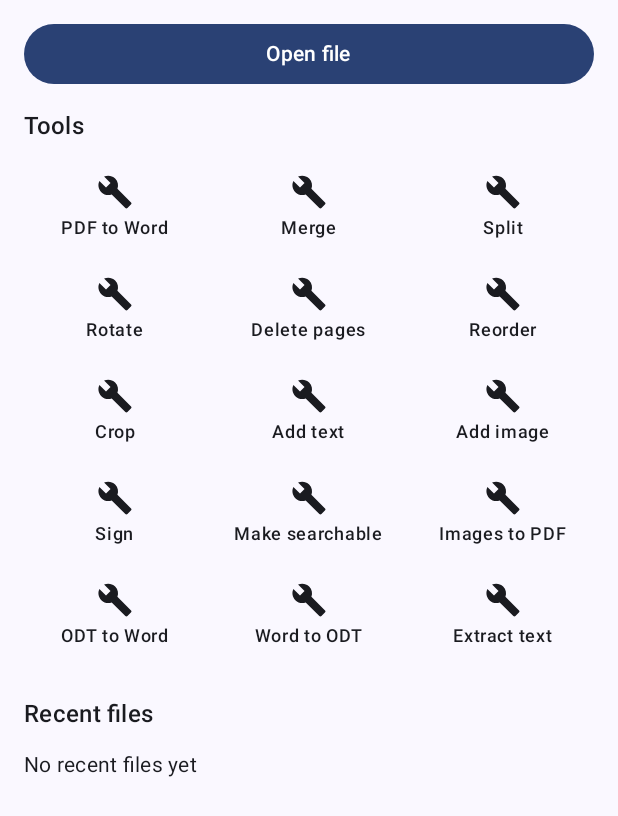
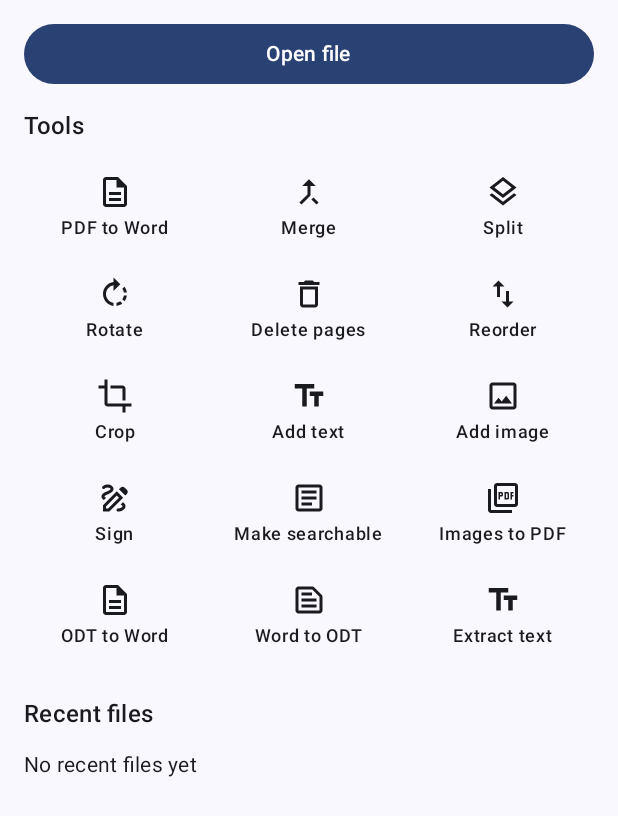
Before and after one commit to Emmanue707/docapp, an Android app built with Jetpack Compose: the screen it shows after launch (MainActivity), after a tap on "Merge", on a phone screen of 412 x 824 dp. Shown: the top 816 px of the screen. Run offline under Robolectric (Android 15) with nearby library versions, the phone set to English and light mode, and no system bars; libraries missing offline, so code that uses them is left out: com.sun.jna; 1 statement that could not run was skipped.

Commit message:
android tool icons and home polish

```diff
--- a/apps/android/app/src/main/kotlin/com/waghitech/docapp/DocappRoot.kt
+++ b/apps/android/app/src/main/kotlin/com/waghitech/docapp/DocappRoot.kt
@@ -474,6 +474,7 @@ fun DocappRoot(onPersistUri: (Uri) -> Unit) {
                         onOpen = { openDoc.launch(arrayOf("application/pdf", "image/*", "*/*")) },
                         onRecent = { entry -> openUri(Uri.parse(entry.uri)) },
                         onTool = { startHomeTool(it) },
+                        working = busy,
                     )
                 Screen.Viewer -> {
                     val file = workFile
--- a/apps/android/app/src/main/kotlin/com/waghitech/docapp/ui/HomeScreen.kt
+++ b/apps/android/app/src/main/kotlin/com/waghitech/docapp/ui/HomeScreen.kt
@@ -14,6 +14,7 @@ import androidx.compose.foundation.lazy.grid.LazyVerticalGrid
 import androidx.compose.foundation.lazy.grid.items
 import androidx.compose.foundation.lazy.items
 import androidx.compose.material3.Button
+import androidx.compose.material3.CircularProgressIndicator
 import androidx.compose.material3.Icon
 import androidx.compose.material3.MaterialTheme
 import androidx.compose.material3.Text
@@ -21,7 +22,6 @@ import androidx.compose.runtime.Composable
 import androidx.compose.ui.Alignment
 import androidx.compose.ui.Modifier
 import androidx.compose.ui.platform.testTag
-import androidx.compose.ui.res.painterResource
 import androidx.compose.ui.res.stringResource
 import androidx.compose.ui.semantics.contentDescription
 import androidx.compose.ui.semantics.semantics
@@ -37,13 +37,17 @@ fun HomeScreen(
     onOpen: () -> Unit,
     onRecent: (RecentEntry) -> Unit,
     onTool: (DocTool) -> Unit,
+    working: Boolean = false,
 ) {
     Column(
         modifier = Modifier.fillMaxSize().padding(horizontal = 16.dp, vertical = 12.dp),
         verticalArrangement = Arrangement.spacedBy(12.dp),
     ) {
-        Button(onClick = onOpen, modifier = Modifier.fillMaxWidth()) {
+        Button(onClick = onOpen, modifier = Modifier.fillMaxWidth(), enabled = !working) {
             Text(stringResource(R.string.open_file))
+        }
+        if (working) {
+            CircularProgressIndicator(modifier = Modifier.padding(vertical = 4.dp))
         }
         Text(stringResource(R.string.tools_home), style = MaterialTheme.typography.titleMedium)
         LazyVerticalGrid(
@@ -59,17 +63,22 @@ fun HomeScreen(
                     modifier =
                         Modifier
                             .fillMaxWidth()
-                            .clickable { onTool(tool) }
+                            .clickable(enabled = !working) { onTool(tool) }
                             .padding(8.dp)
                             .testTag(ToolMime.testTag(tool))
                             .semantics { contentDescription = label },
                     horizontalAlignment = Alignment.CenterHorizontally,
                 ) {
                     Icon(
-                        painter = painterResource(R.drawable.ic_tools),
+                        imageVector = toolIcon(tool),
                         contentDescription = null,
                     )
-                    Text(label, modifier = Modifier.padding(top = 4.dp), style = MaterialTheme.typography.labelMedium)
+                    Text(
+                        label,
+                        modifier = Modifier.padding(top = 4.dp),
+                        style = MaterialTheme.typography.labelMedium,
+                        maxLines = 2,
+                    )
                 }
             }
         }
--- a/apps/android/app/src/main/kotlin/com/waghitech/docapp/ui/ResultCard.kt
+++ b/apps/android/app/src/main/kotlin/com/waghitech/docapp/ui/ResultCard.kt
@@ -1,8 +1,9 @@
 package com.waghitech.docapp.ui
 
+import androidx.compose.foundation.layout.ExperimentalLayoutApi
 import androidx.compose.foundation.layout.Arrangement
 import androidx.compose.foundation.layout.Column
-import androidx.compose.foundation.layout.Row
+import androidx.compose.foundation.layout.FlowRow
 import androidx.compose.foundation.layout.fillMaxWidth
 import androidx.compose.foundation.layout.padding
 import androidx.compose.material3.Card
@@ -21,6 +22,7 @@ data class SavedOutput(
     val canOpenInApp: Boolean,
 )
 
+@OptIn(ExperimentalLayoutApi::class)
 @Composable
 fun ResultCard(
     output: SavedOutput,
@@ -37,8 +39,12 @@ fun ResultCard(
                 .testTag("result_card"),
     ) {
         Column(Modifier.padding(16.dp), verticalArrangement = Arrangement.spacedBy(8.dp)) {
-            Text(output.label, modifier = Modifier.testTag("result_card_text"))
-            Row(horizontalArrangement = Arrangement.spacedBy(8.dp)) {
+            Text(
+                output.label,
+                modifier = Modifier.fillMaxWidth().testTag("result_card_text"),
+                style = androidx.compose.material3.MaterialTheme.typography.bodyLarge,
+            )
+            FlowRow(horizontalArrangement = Arrangement.spacedBy(4.dp)) {
                 TextButton(onClick = onOpen) {
                     Text(stringResource(R.string.open_output))
                 }
--- /dev/null
+++ b/apps/android/app/src/main/kotlin/com/waghitech/docapp/ui/ToolIcon.kt
@@ -0,0 +1,39 @@
+package com.waghitech.docapp.ui
+
+import androidx.compose.material.icons.Icons
+import androidx.compose.material.icons.outlined.Article
+import androidx.compose.material.icons.outlined.CallMerge
+import androidx.compose.material.icons.outlined.Crop
+import androidx.compose.material.icons.outlined.DeleteOutline
+import androidx.compose.material.icons.outlined.Description
+import androidx.compose.material.icons.outlined.Draw
+import androidx.compose.material.icons.outlined.Image
+import androidx.compose.material.icons.outlined.Layers
+import androidx.compose.material.icons.outlined.PictureAsPdf
+import androidx.compose.material.icons.outlined.RotateRight
+import androidx.compose.material.icons.outlined.SwapVert
+import androidx.compose.material.icons.outlined.TextFields
+import androidx.compose.material.icons.outlined.TextSnippet
+import androidx.compose.material.icons.outlined.TouchApp
+import androidx.compose.ui.graphics.vector.ImageVector
+
+fun toolIcon(tool: DocTool): ImageVector =
+    when (tool) {
+        DocTool.PdfToWord -> Icons.Outlined.Description
+        DocTool.Merge -> Icons.Outlined.CallMerge
+        DocTool.Split -> Icons.Outlined.Layers
+        DocTool.Rotate -> Icons.Outlined.RotateRight
+        DocTool.Delete -> Icons.Outlined.DeleteOutline
+        DocTool.Reorder -> Icons.Outlined.SwapVert
+        DocTool.Crop -> Icons.Outlined.Crop
+        DocTool.AddText -> Icons.Outlined.TextFields
+        DocTool.AddImage -> Icons.Outlined.Image
+        DocTool.Sign -> Icons.Outlined.Draw
+        DocTool.Ocr -> Icons.Outlined.Article
+        DocTool.ImagesToPdf -> Icons.Outlined.PictureAsPdf
+        DocTool.OdtToWord -> Icons.Outlined.Description
+        DocTool.WordToOdt -> Icons.Outlined.TextSnippet
+        DocTool.ExtractText -> Icons.Outlined.TextFields
+        DocTool.Share -> Icons.Outlined.TouchApp
+        DocTool.Save -> Icons.Outlined.Description
+    }
```
